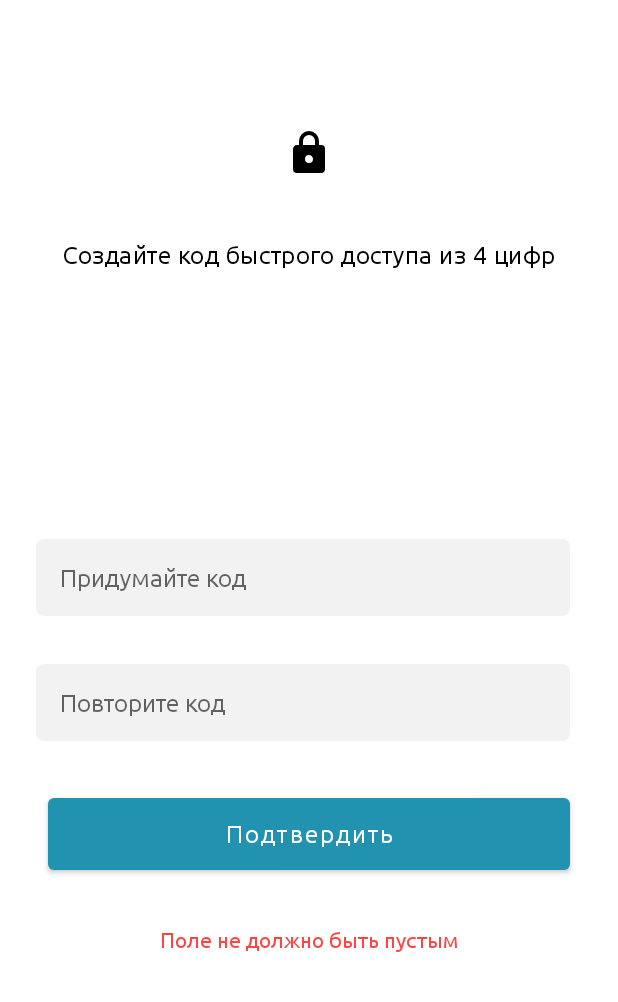
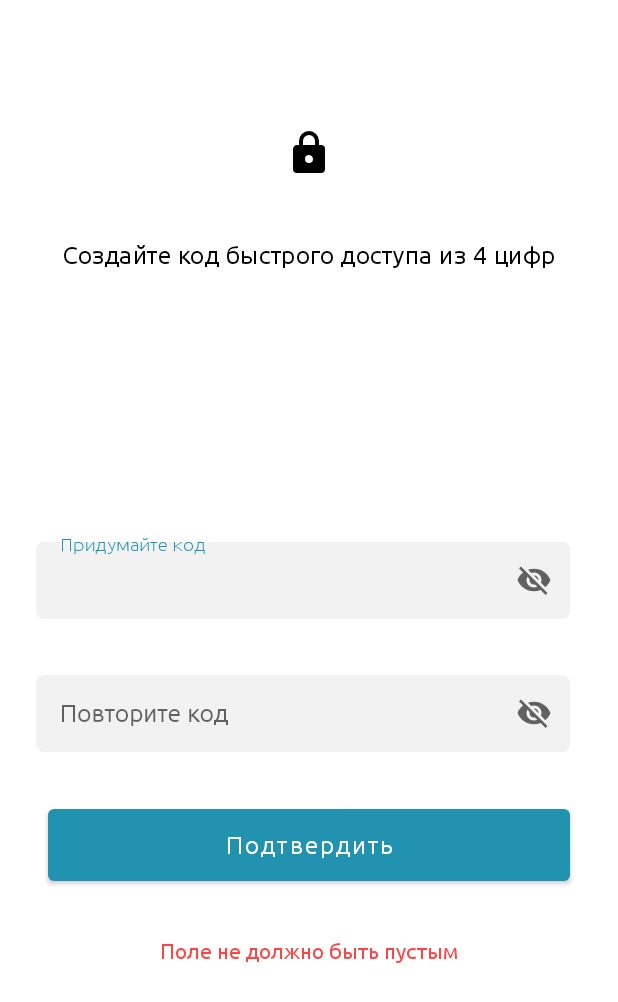
Before and after one commit to HahhVwgwg/NomadDi, an Android app: the VerificationActivity screen opened directly, with no data from a screen before it, after a tap on "Подтвердить", on a phone screen of 412 x 824 dp. Shown: the top 1002 px of the screen. Run offline under Robolectric (Android 15) with nearby library versions, the phone set to English and light mode, and no system bars; our stand-ins replace data binding.

Commit message:
fix pincode issue

```diff
--- a/app/src/main/java/com/example/tabyspartner/ui/ui/pin/VerificationActivity.kt
+++ b/app/src/main/java/com/example/tabyspartner/ui/ui/pin/VerificationActivity.kt
@@ -1,12 +1,16 @@
 package com.example.tabyspartner.ui.ui.pin
 
+import android.annotation.SuppressLint
 import android.content.Context
 import android.content.DialogInterface
 import android.content.Intent
 import android.content.SharedPreferences
 import android.net.ConnectivityManager
 import android.os.Bundle
+import android.text.method.HideReturnsTransformationMethod
+import android.view.MotionEvent
 import android.view.View
+import android.view.View.OnTouchListener
 import android.view.inputmethod.InputMethodManager
 import android.widget.Toast
 import androidx.appcompat.app.AlertDialog
@@ -16,6 +20,7 @@ import com.example.tabyspartner.MainActivity
 import com.example.tabyspartner.R
 import com.example.tabyspartner.ui.ui.authorization.Authorization
 import com.google.android.material.dialog.MaterialAlertDialogBuilder
+import java.util.*
 
 
 class VerificationActivity : AppCompatActivity() {
@@ -30,20 +35,22 @@ class VerificationActivity : AppCompatActivity() {
         binding.lifecycleOwner = this
 
         sharedPreferences = getSharedPreferences("app_prefs", Context.MODE_PRIVATE)
-        isPinCodeCreated = sharedPreferences.getBoolean("USER_PIN_CODE_CREATED",false)
-        pinCode = sharedPreferences.getString("USER_PIN_CODE","")!!
+        isPinCodeCreated = sharedPreferences.getBoolean("USER_PIN_CODE_CREATED", false)
+        pinCode = sharedPreferences.getString("USER_PIN_CODE", "")!!
 
         binding.root
     }
 
 
+    @SuppressLint("ClickableViewAccessibility")
     override fun onResume() {
         super.onResume()
-        if(isPinCodeCreated) {
+        if (isPinCodeCreated) {
             binding.tvInputTip.text = "Введите ваш код доступа"
-            binding.pinCodeVerifyText.visibility = View.GONE
-            binding.pinCodeText.hint = "Введите код"
+            binding.textField2.visibility = View.GONE
+            binding.textField.hint = "Введите код"
             binding.forgetPassword.visibility = View.VISIBLE
+
             binding.forgetPassword.setOnClickListener {
                 MaterialAlertDialogBuilder(this)
                     .setTitle(resources.getString(R.string.alert_password_recover_title))
@@ -63,42 +70,48 @@ class VerificationActivity : AppCompatActivity() {
             binding.verifyPinCodeBtn.setOnClickListener {
                 val imm = getSystemService(INPUT_METHOD_SERVICE) as InputMethodManager
                 imm.hideSoftInputFromWindow(binding.mainLayoutVer.getWindowToken(), 0)
-                if(binding.pinCodeText.text.trim().isEmpty()) {
+                if (binding.pinCodeText.text!!.trim().isEmpty()) {
                     binding.verifyCodeFeedBack.text = "Поле не должно быть пустым"
                     binding.verifyCodeFeedBack.visibility = View.VISIBLE
-                }else if(binding.pinCodeText.text.trim().toString() != pinCode) {
+                } else if (binding.pinCodeText.text!!.trim().toString() != pinCode) {
                     binding.verifyCodeFeedBack.text = "Неверный пинкод. Попробуйте еще раз."
                     binding.verifyCodeFeedBack.visibility = View.VISIBLE
-                } else if (binding.pinCodeText.text.trim().toString() == pinCode){
-                    startActivity(Intent(this,MainActivity::class.java))
+                } else if (binding.pinCodeText.text!!.trim().toString() == pinCode) {
+                    binding.verifyPinCodeBtn.isEnabled = false
+                    startActivity(Intent(this, MainActivity::class.java))
                     finish()
                 }
             }
-        }else {
+        } else {
             binding.verifyPinCodeBtn.setOnClickListener {
                 val imm = getSystemService(INPUT_METHOD_SERVICE) as InputMethodManager
                 imm.hideSoftInputFromWindow(binding.mainLayoutVer.getWindowToken(), 0)
-                val firstInput = binding.pinCodeText.text.trim()
-                val secondInput = binding.pinCodeVerifyText.text.trim()
-                if(binding.pinCodeText.text.trim().isEmpty() || binding.pinCodeVerifyText.text.trim().isEmpty()) {
+                val firstInput = binding.pinCodeText.text!!.trim()
+                val secondInput = binding.pinCodeVerifyText.text!!.trim()
+                if (binding.pinCodeText.text!!.trim()
+                        .isEmpty() || binding.pinCodeVerifyText.text!!.trim().isEmpty()
+                ) {
                     binding.verifyCodeFeedBack.text = "Поле не должно быть пустым"
                     binding.verifyCodeFeedBack.visibility = View.VISIBLE
-                }else if(binding.pinCodeText.text.length != 4) {
+                } else if (binding.pinCodeText.text!!.length != 4) {
                     binding.verifyCodeFeedBack.text = "Код должен состоять из 4 цифр"
                     binding.verifyCodeFeedBack.visibility = View.VISIBLE
-                } else if(binding.pinCodeText.text.trim() != binding.pinCodeVerifyText.text.trim()){
+                } else if (binding.pinCodeText.text!!.trim() != binding.pinCodeVerifyText.text!!.trim()) {
                     binding.verifyCodeFeedBack.text = "Код не совпадает"
                     binding.verifyCodeFeedBack.visibility = View.VISIBLE
                 } else {
                     binding.verifyCodeFeedBack.visibility = View.INVISIBLE
+                    binding.verifyPinCodeBtn.isEnabled = false
                     sharedPreferences.edit()
-                        .putString("USER_PIN_CODE",binding.pinCodeText.text.trim().toString())
-                        .putBoolean("USER_PIN_CODE_CREATED",true)
+                        .putString("USER_PIN_CODE", binding.pinCodeText.text!!.trim().toString())
+                        .putBoolean("USER_PIN_CODE_CREATED", true)
                         .apply()
-                    Toast.makeText(this,"Пинкод создан",Toast.LENGTH_SHORT).show()
-                    startActivity(Intent(this,MainActivity::class.java))
+                    Toast.makeText(this@VerificationActivity, "Пинкод создан", Toast.LENGTH_SHORT)
+                        .show()
+                    startActivity(Intent(this@VerificationActivity, MainActivity::class.java))
                     finish()
                 }
+
             }
         }
 
--- a/app/src/main/res/layout/activity_verification.xml
+++ b/app/src/main/res/layout/activity_verification.xml
@@ -67,37 +67,52 @@
             app:layout_constraintStart_toStartOf="parent"
             app:layout_constraintTop_toBottomOf="@+id/tv_input_tip"
             app:layout_constraintVertical_bias="0.328">
-
-            <EditText
+            <com.google.android.material.textfield.TextInputLayout
+                style="@style/Widget.MaterialComponents.TextInputLayout.OutlinedBox"
+                android:id="@+id/textField"
+                android:layout_width="match_parent"
+                android:layout_height="wrap_content"
+                app:endIconMode="password_toggle"
+                android:layout_marginEnd="32dp"
+                android:layout_marginStart="24dp"
+                android:layout_marginTop="32dp"
+                android:hint="Придумайте код">
+                <com.google.android.material.textfield.TextInputEditText
                     android:id="@+id/pin_code_text"
                     android:layout_width="match_parent"
                     android:layout_height="wrap_content"
+                    android:background="@drawable/text_input_bg"
+                    app:boxStrokeColor="@android:color/transparent"
+                    android:ems="10"
+                    android:maxLength="4"
+                    android:inputType="phone"
+                    android:padding="16dp"
+                    android:textSize="16sp"
+                    />
+            </com.google.android.material.textfield.TextInputLayout>
+            <com.google.android.material.textfield.TextInputLayout
+                style="@style/Widget.MaterialComponents.TextInputLayout.OutlinedBox"
+                android:id="@+id/textField2"
+                android:layout_width="match_parent"
+                android:layout_height="wrap_content"
+                app:endIconMode="password_toggle"
                 android:layout_marginStart="24dp"
                 android:layout_marginTop="32dp"
                 android:layout_marginEnd="32dp"
-                android:background="@drawable/text_input_bg"
-                android:ems="10"
-                android:hint="Придумайте код"
-                android:maxLength="4"
-                android:inputType="numberPassword"
-                android:padding="16dp"
-                android:textSize="16sp" />
-
-            <EditText
+                android:hint="Повторите код">
+                <com.google.android.material.textfield.TextInputEditText
                     android:id="@+id/pin_code_verify_text"
                     android:layout_width="match_parent"
                     android:layout_height="wrap_content"
-                android:layout_marginStart="24dp"
-                android:layout_marginTop="32dp"
-                android:layout_marginEnd="32dp"
                     android:background="@drawable/text_input_bg"
+                    app:boxStrokeColor="@android:color/transparent"
                     android:ems="10"
-                android:hint="Повторите код"
                     android:maxLength="4"
-                android:inputType="numberPassword"
+                    android:inputType="phone"
                     android:padding="16dp"
-                android:textSize="16sp" />
-
+                    android:textSize="16sp"
+                    />
+            </com.google.android.material.textfield.TextInputLayout>
             <Button
                 android:id="@+id/verify_pin_code_btn"
                 android:layout_width="match_parent"
@@ -110,7 +125,6 @@
                 android:textAllCaps="false"
                 android:textColor="@android:color/background_light"
                 android:textSize="16sp" />
-
         </LinearLayout>
 
         <TextView
```
Also changed, not shown: app/src/main/res/drawable/ic_baseline_remove_red_eye_24.xml (added, +10 -0 lines). Lines whose indentation alone changed are shown as unchanged.
